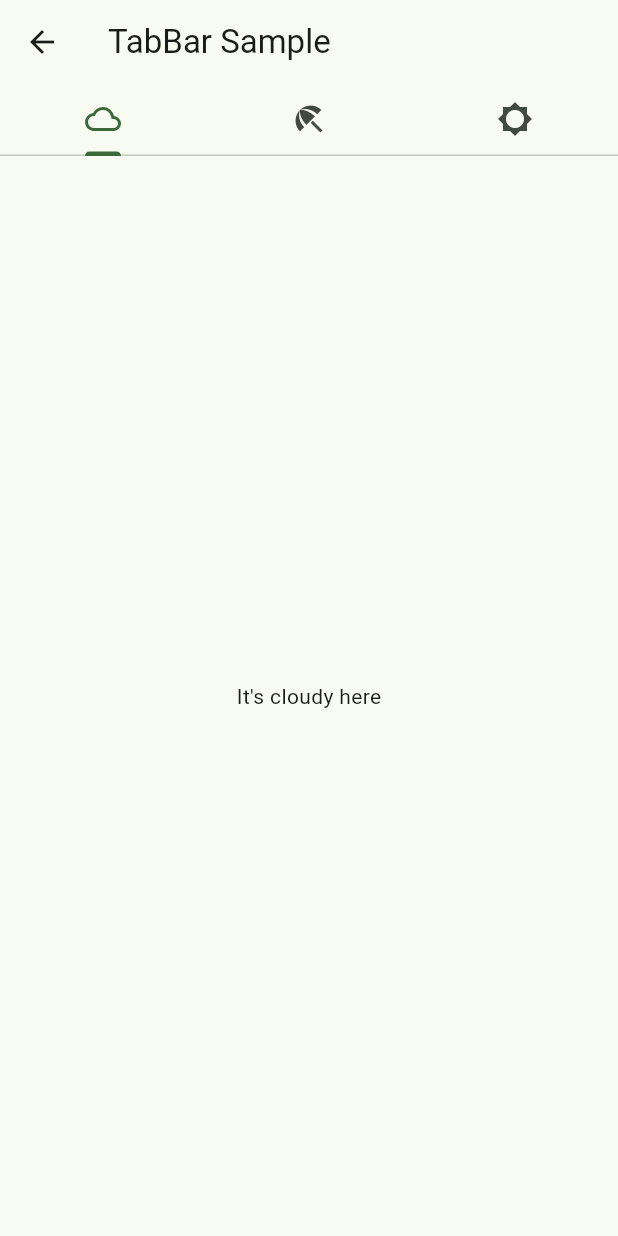
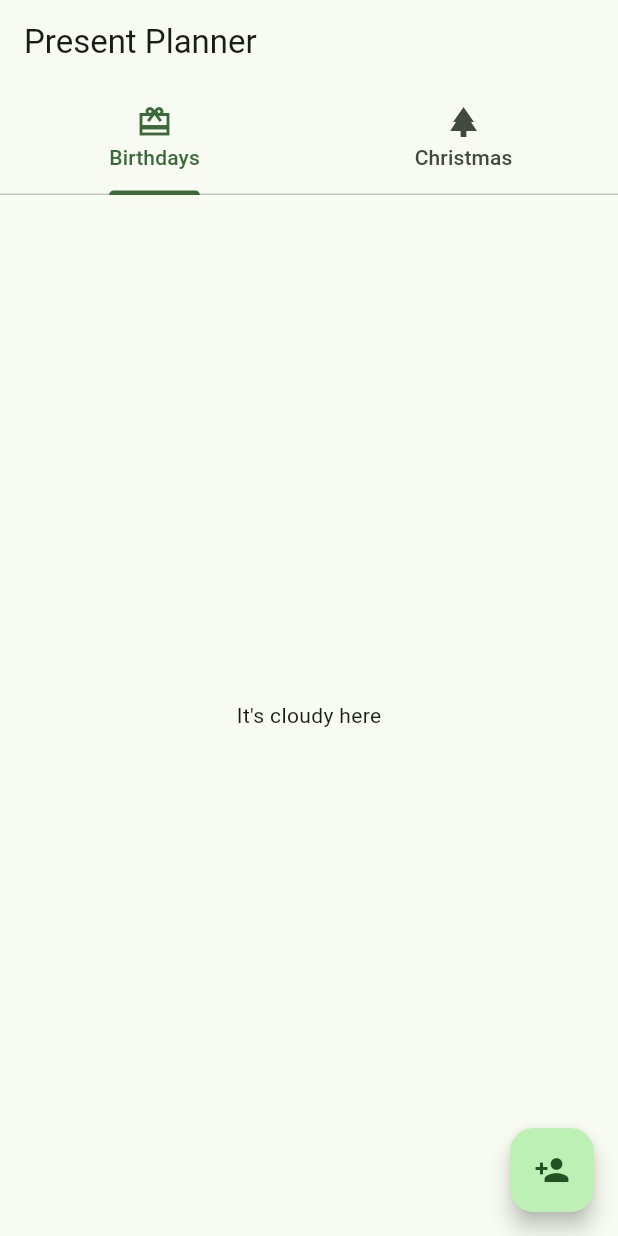
Before and after one commit to FastCrag/PresentPlanner, a Flutter app: the MyMainPage screen opened directly, on a phone screen of 412 x 824 dp. Run offline on Flutter 3.47's test engine with Material 3 defaults, Android fonts, the light colour scheme and no system bars.

Commit message:
Started UI design pt.2

```diff
--- a/lib/my_main_page.dart
+++ b/lib/my_main_page.dart
@@ -16,7 +16,7 @@ class _MyMainPageState extends State<MyMainPage>
   @override
   void initState() {
     super.initState();
-    _tabController = TabController(length: 3, vsync: this);
+    _tabController = TabController(length: 2, vsync: this);
   }
 
   @override
@@ -25,22 +25,25 @@ class _MyMainPageState extends State<MyMainPage>
     super.dispose();
   }
 
+  void _addPerson() {
+
+  }
+
   @override
   Widget build(BuildContext context) {
     return Scaffold(
       appBar: AppBar(
-        title: const Text('TabBar Sample'),
+        title: const Text('Present Planner'),
         bottom: TabBar(
           controller: _tabController,
           tabs: const <Widget>[
             Tab(
-              icon: Icon(Icons.cloud_outlined),
+              icon: Icon(Icons.card_giftcard_sharp),
+              text: ("Birthdays"),
             ),
             Tab(
-              icon: Icon(Icons.beach_access_sharp),
-            ),
-            Tab(
-              icon: Icon(Icons.brightness_5_sharp),
+              icon: Icon(Icons.park_sharp),
+              text: ("Christmas"),
             ),
           ],
         ),
@@ -54,10 +57,12 @@ class _MyMainPageState extends State<MyMainPage>
           Center(
             child: Text("It's rainy here"),
           ),
-          Center(
-            child: Text("It's sunny here"),
-          ),
         ],
+      ),
+      floatingActionButton: FloatingActionButton(
+        onPressed: _addPerson,
+        tooltip: 'Add a Person',
+        child: const Icon(Icons.person_add),
       ),
     );
   }
```
Also changed, not shown: lib/birthday_page.dart (+51 -0 lines), lib/main.dart (+9 -1 lines).
